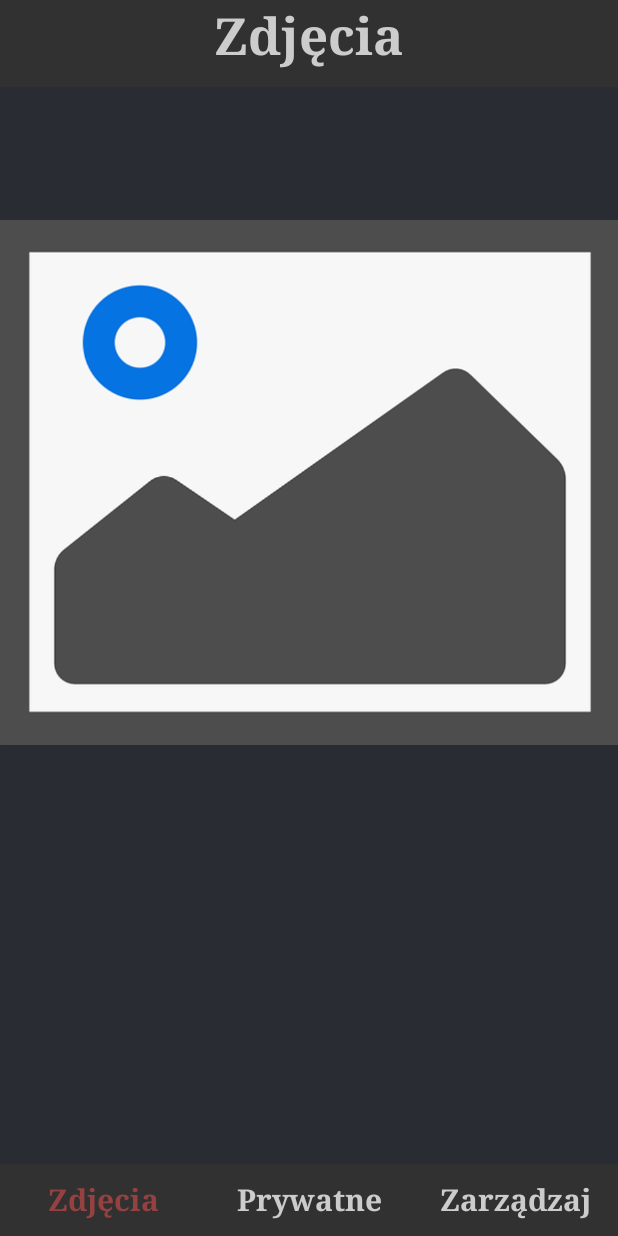
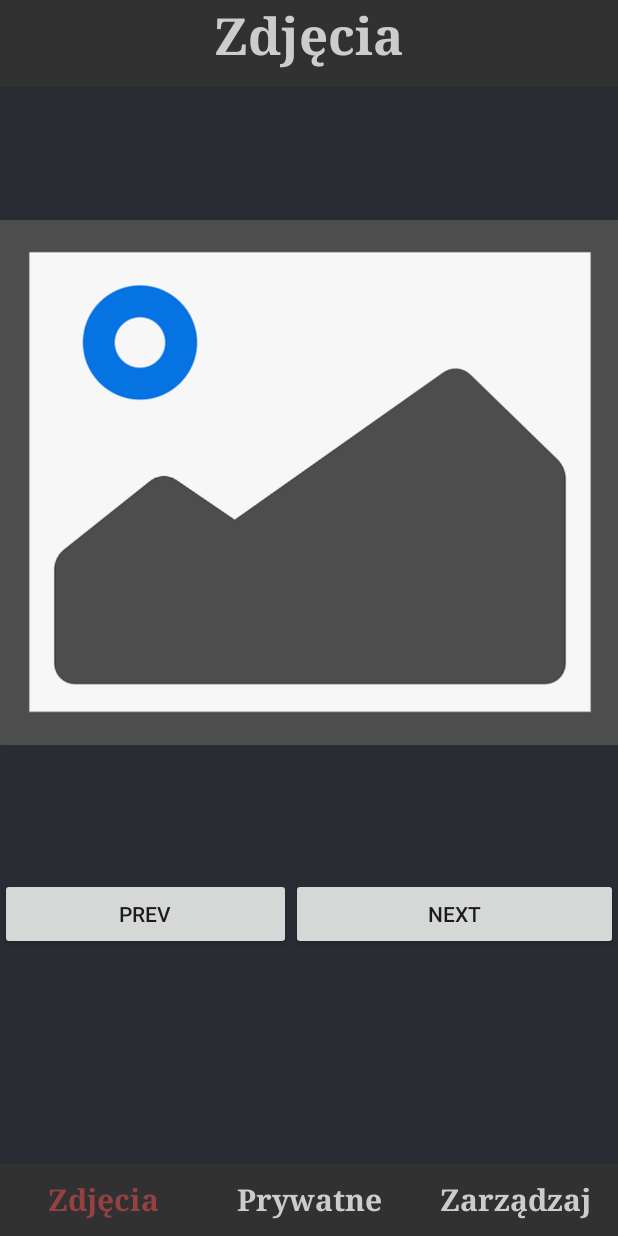
Before and after one commit to KarolWojnar/Gallery, an Android app built with Jetpack Compose: the screen it shows after launch (MainActivity), on a phone screen of 412 x 824 dp. Run offline under Robolectric (Android 15) with nearby library versions, the phone set to English and light mode, and no system bars.

Commit message:
view created

```diff
--- a/app/src/main/AndroidManifest.xml
+++ b/app/src/main/AndroidManifest.xml
@@ -1,7 +1,9 @@
 <?xml version="1.0" encoding="utf-8"?>
 <manifest xmlns:android="http://schemas.android.com/apk/res/android"
     xmlns:tools="http://schemas.android.com/tools">
-    <uses-permission android:name="android.permission.READ_EXTERNAL_STORAGE" />
+    <uses-permission
+        android:name="android.permission.READ_EXTERNAL_STORAGE"
+        android:maxSdkVersion="32" />
 
     <application
         android:allowBackup="true"
--- a/app/src/main/java/com/example/gallery/MainActivity.kt
+++ b/app/src/main/java/com/example/gallery/MainActivity.kt
@@ -1,53 +1,84 @@
 package com.example.gallery
 
 import android.content.Context
+import android.content.pm.PackageManager
 import android.net.Uri
 import android.os.Bundle
+import android.os.Environment
 import android.provider.MediaStore
+import android.widget.Button
 import android.widget.ImageView
 import androidx.activity.ComponentActivity
 import androidx.activity.result.contract.ActivityResultContracts
+import androidx.core.app.ActivityCompat
+import androidx.core.content.ContextCompat
 import androidx.core.net.toUri
+import android.Manifest
+import java.io.File
 
 class MainActivity : ComponentActivity() {
-
-    private val galleryImageView: ImageView by lazy { findViewById<ImageView>(R.id.image_id) }
 
     override fun onCreate(savedInstanceState: Bundle?) {
         super.onCreate(savedInstanceState)
         setContentView(R.layout.main_layout)
 
-        val allImagesPaths = getAllImages()
+        if (ContextCompat.checkSelfPermission(
+                this,
+                Manifest.permission.READ_EXTERNAL_STORAGE
+            ) != PackageManager.PERMISSION_GRANTED
+        ) {
+            ActivityCompat.requestPermissions(
+                this,
+                arrayOf(Manifest.permission.READ_EXTERNAL_STORAGE),
+                1
+            )
+        } else {
 
-        if (allImagesPaths.isNotEmpty()) {
-            galleryImageView.setImageURI(Uri.parse(allImagesPaths[1]))
+            val image_id = findViewById<ImageView>(R.id.image_id)
+            val bPrev_id = findViewById<Button>(R.id.bPrev_id)
+            val bNext_id = findViewById<Button>(R.id.bNext_id)
+
+            val allImagesPaths = getAllImages()
+
+            var currImgIndex = 0
+
+            image_id.setImageURI(Uri.parse(allImagesPaths.get(currImgIndex)))
+
+            bPrev_id.setOnClickListener {
+                image_id.setImageURI(Uri.parse(allImagesPaths.get(currImgIndex - 1)))
+            }
+            bNext_id.setOnClickListener {
+                image_id.setImageURI(Uri.parse(allImagesPaths.get(currImgIndex + 1)))
+            }
         }
     }
-    private fun getAllImages(): List<String> {
-        val images = mutableListOf<String>()
 
-        val projection = arrayOf(
-            MediaStore.Images.Media._ID,
-            MediaStore.Images.Media.DATA
-        )
+    fun getAllImages():ArrayList<String>{
+        val fileList: ArrayList<String> = ArrayList()
 
-        val sortOrder = "${MediaStore.Images.Media.DATE_ADDED} DESC"
+        val path: String = Environment.getExternalStorageDirectory().absolutePath
 
-        contentResolver.query(
-            MediaStore.Images.Media.EXTERNAL_CONTENT_URI,
-            projection,
-            null,
-            null,
-            sortOrder
-        )?.use { cursor ->
-            val dataColumn = cursor.getColumnIndexOrThrow(MediaStore.Images.Media.DATA)
+        File(path).walk().forEach {
+            if (it.toString().endsWith(".jpg"))
+                fileList.add(it.toString())
+        }
+        return fileList
+    }
 
-            while (cursor.moveToNext()) {
-                val data = cursor.getString(dataColumn)
-                images.add(data)
+    override fun onRequestPermissionsResult(
+        requestCode: Int,
+        permissions: Array<out String>,
+        grantResults: IntArray
+    ) {
+        super.onRequestPermissionsResult(requestCode, permissions, grantResults)
+
+        if (requestCode == 1) {
+            if (grantResults.isNotEmpty() && grantResults[0] == PackageManager.PERMISSION_GRANTED) {
+                val allImagesPaths = getAllImages()
+                // ...
+            } else {
+                // Uprawnienie zostało odrzucone, możesz obsłużyć to zdarzenie odpowiednio
             }
         }
-        return images
     }
-
 }
--- a/app/src/main/res/layout/main_layout.xml
+++ b/app/src/main/res/layout/main_layout.xml
@@ -45,6 +45,25 @@
             android:layout_width="wrap_content"
             android:layout_height="wrap_content"
             android:src="@drawable/icon" />
+
+        <LinearLayout
+            android:layout_width="match_parent"
+            android:layout_height="match_parent"
+            android:orientation="horizontal">
+
+            <Button
+                android:id="@+id/bPrev_id"
+                android:layout_width="194dp"
+                android:layout_height="wrap_content"
+                android:text="prev" />
+
+            <Button
+                android:id="@+id/bNext_id"
+                android:layout_width="match_parent"
+                android:layout_height="wrap_content"
+                android:text="next" />
+        </LinearLayout>
+
     </LinearLayout>
 
     <LinearLayout
```
